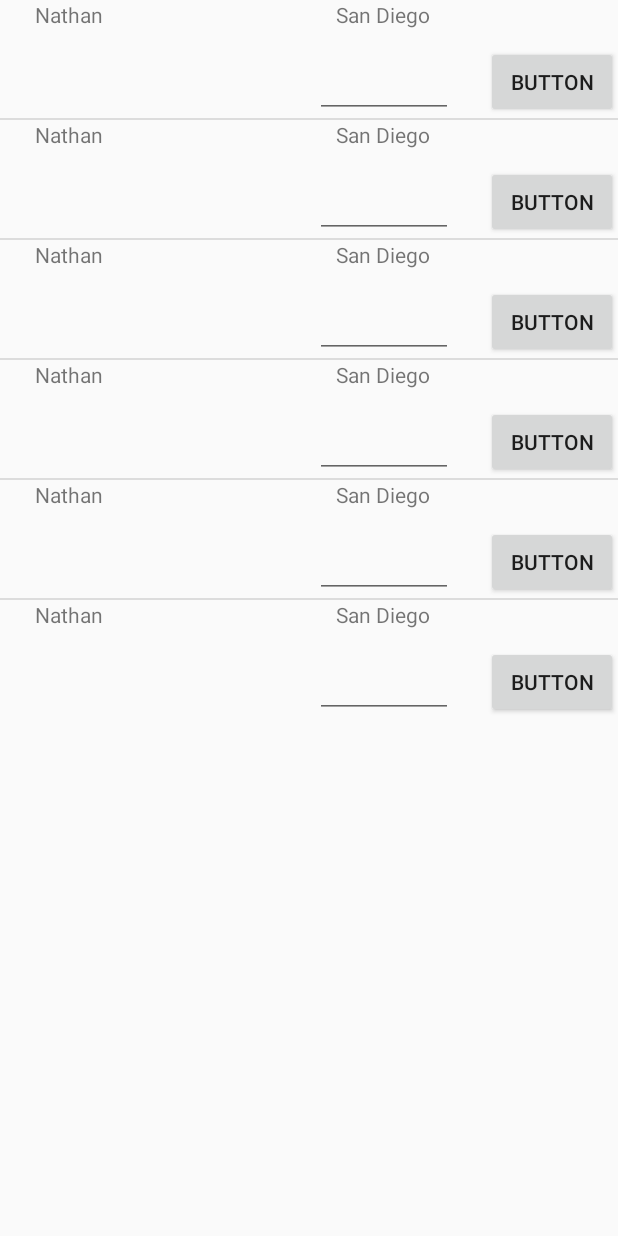
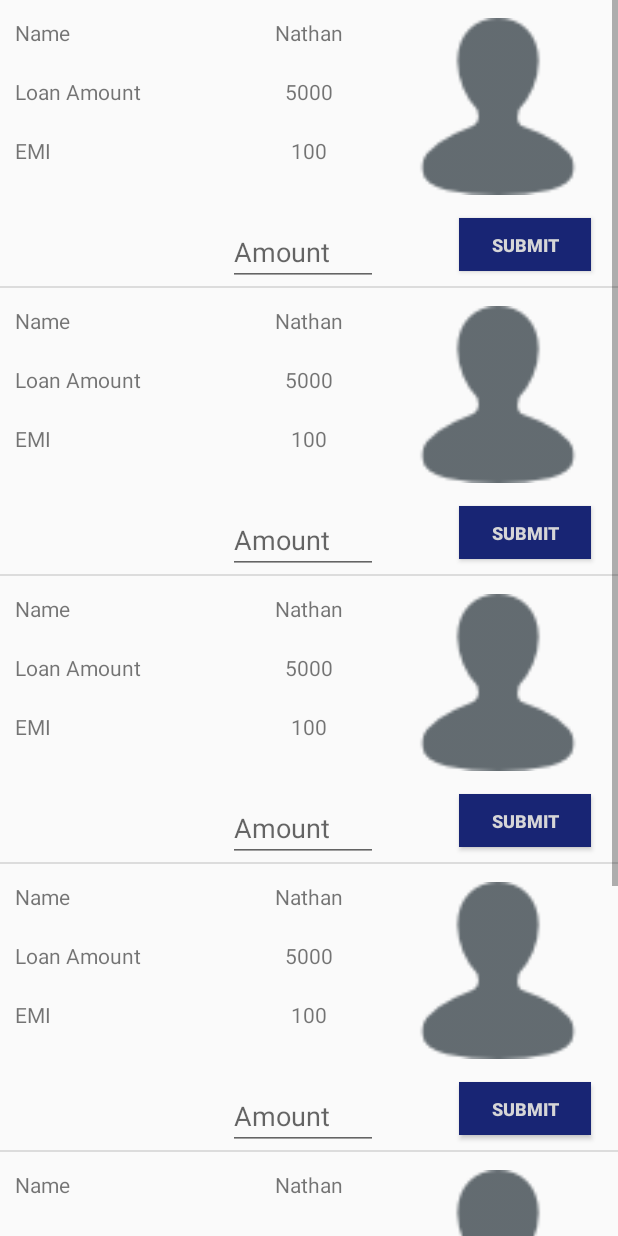
Before and after one commit to DILIPSKUMAR1410/frapp, an Android app: the fragment RepaymentFragment shown on its own in the app's theme, on a phone screen of 412 x 824 dp. Run offline under Robolectric (Android 15) with nearby library versions, the phone set to English and light mode, and no system bars; network calls fail.

Commit message:
temprory repayment done

```diff
--- a/app/src/main/java/com/lytyfy/deviab/RepaymentFragment.java
+++ b/app/src/main/java/com/lytyfy/deviab/RepaymentFragment.java
@@ -29,7 +29,7 @@ public class RepaymentFragment extends ListFragment {
 
 
         for(int l=0; l<=5; l++){
-            User newUser = new User("Nathan", "San Diego");
+            User newUser = new User("Nathan", "5000" ,"100");
             adapter.add(newUser);
         }
 
--- a/app/src/main/java/com/lytyfy/deviab/User.java
+++ b/app/src/main/java/com/lytyfy/deviab/User.java
@@ -6,10 +6,13 @@ package com.lytyfy.deviab;
 
 public class User {
     public String name;
-    public String hometown;
+    public String loanamount;
+    public String emi;
 
-    public User(String name, String hometown) {
+
+    public User(String name,String loanamount, String emi) {
         this.name = name;
-        this.hometown = hometown;
+        this.loanamount = loanamount;
+        this.emi = emi;
     }
 }
--- a/app/src/main/java/com/lytyfy/deviab/UsersAdapter.java
+++ b/app/src/main/java/com/lytyfy/deviab/UsersAdapter.java
@@ -27,11 +27,13 @@ public class UsersAdapter extends ArrayAdapter<User> {
             convertView = LayoutInflater.from(getContext()).inflate(R.layout.item_user, parent, false);
         }
         // Lookup view for data population
-        TextView tvName = (TextView) convertView.findViewById(R.id.tvName);
-        TextView tvHome = (TextView) convertView.findViewById(R.id.tvHome);
+        TextView name = (TextView) convertView.findViewById(R.id.name);
+        TextView loanamount = (TextView) convertView.findViewById(R.id.loanamount);
+        TextView emi = (TextView) convertView.findViewById(R.id.emi);
         // Populate the data into the template view using the data object
-        tvName.setText(user.name);
-        tvHome.setText(user.hometown);
+        name.setText(user.name);
+        loanamount.setText(user.loanamount);
+        emi.setText(user.emi);
         // Return the completed view to render on screen
         return convertView;
     }
--- a/app/src/main/res/layout/activity_home.xml
+++ b/app/src/main/res/layout/activity_home.xml
@@ -1,14 +1,10 @@
 <?xml version="1.0" encoding="utf-8"?>
-<LinearLayout xmlns:android="http://schemas.android.com/apk/res/android"
+<RelativeLayout xmlns:android="http://schemas.android.com/apk/res/android"
     xmlns:app="http://schemas.android.com/apk/res-auto"
     xmlns:tools="http://schemas.android.com/tools"
     android:id="@+id/activity_main"
     android:layout_width="match_parent"
-    android:layout_height="match_parent"
-    android:paddingBottom="@dimen/activity_vertical_margin"
-    android:paddingLeft="@dimen/activity_horizontal_margin"
-    android:paddingRight="@dimen/activity_horizontal_margin"
-    android:paddingTop="@dimen/activity_vertical_margin"
+    android:layout_height="wrap_content"
     tools:context="com.lytyfy.deviab.MainActivity"
     android:weightSum="1"
     android:orientation="vertical"
@@ -19,4 +15,4 @@
         android:layout_width="wrap_content"
         android:layout_height="wrap_content"/>
 
-</LinearLayout>
+</RelativeLayout>
--- a/app/src/main/res/layout/item_user.xml
+++ b/app/src/main/res/layout/item_user.xml
@@ -1,46 +1,112 @@
 <?xml version="1.0" encoding="utf-8"?>
 <RelativeLayout xmlns:android="http://schemas.android.com/apk/res/android"
+    xmlns:app="http://schemas.android.com/apk/res-auto"
     android:layout_width="match_parent"
     android:layout_height="match_parent"
-    android:weightSum="1">
+    android:weightSum="1"
+    android:layout_marginTop="30sp">
+
+
     <TextView
-        android:id="@+id/tvName"
+        android:id="@+id/emi"
+        android:layout_width="92dp"
+        android:layout_height="39dp"
+        android:text="EMI"
+        android:layout_below="@+id/loanamount"
+        android:layout_alignLeft="@+id/loanamount"
+        android:layout_alignStart="@+id/loanamount"
+        android:textAlignment="center" />
+
+    <TextView
+        android:id="@+id/loanamount"
+        android:layout_width="92dp"
+        android:layout_height="39dp"
+        android:text="loanamount"
+        android:textAlignment="center"
+        android:layout_below="@+id/name"
+        android:layout_alignLeft="@+id/name"
+        android:layout_alignStart="@+id/name" />
+
+    <TextView
+        android:text="Name"
+        android:layout_width="wrap_content"
+        android:layout_height="wrap_content"
+        android:layout_alignTop="@+id/name"
+        android:id="@+id/textView"
+        android:layout_alignLeft="@+id/textView2"
+        android:layout_alignStart="@+id/textView2" />
+
+    <TextView
+        android:text="Loan Amount"
+        android:layout_width="wrap_content"
+        android:layout_height="wrap_content"
+        android:layout_below="@+id/name"
+        android:layout_alignParentLeft="true"
+        android:layout_alignParentStart="true"
+        android:layout_marginLeft="10dp"
+        android:layout_marginStart="10dp"
+        android:id="@+id/textView2"
+        android:textAlignment="center" />
+
+    <TextView
+        android:text="EMI"
+        android:layout_width="wrap_content"
+        android:layout_height="wrap_content"
+        android:layout_below="@+id/loanamount"
+        android:layout_alignLeft="@+id/textView2"
+        android:layout_alignStart="@+id/textView2"
+        android:id="@+id/textView4"
+        android:textAlignment="center" />
+
+    <TextView
+        android:id="@+id/name"
         android:layout_width="92dp"
         android:layout_height="39dp"
         android:text="Name"
-        android:textAlignment="center" />
+        android:textAlignment="center"
+        android:layout_marginTop="12dp"
+        android:layout_alignParentTop="true"
+        android:layout_centerHorizontal="true" />
+
+    <ImageView
+        android:layout_width="wrap_content"
+        android:layout_height="wrap_content"
+        app:srcCompat="@mipmap/avatar1"
+        android:id="@+id/imageView"
+        android:layout_alignBottom="@+id/emi"
+        android:layout_alignTop="@+id/name"
+        android:layout_alignParentRight="true"
+        android:layout_alignParentEnd="true"
+        android:layout_toRightOf="@+id/emi"
+        android:layout_toEndOf="@+id/emi" />
+
+    <EditText
+        android:layout_width="wrap_content"
+        android:layout_height="wrap_content"
+        android:inputType="number"
+        android:ems="10"
+        android:id="@+id/editText4"
+        android:hint="Amount"
+        android:width="100dp"
+        android:layout_marginTop="15dp"
+        android:layout_below="@+id/emi"
+        android:layout_toLeftOf="@+id/imageView"
+        android:layout_toStartOf="@+id/imageView" />
 
     <Button
-        android:text="Button"
+        android:text="Submit"
         android:layout_width="wrap_content"
-        android:layout_height="wrap_content"
+        android:layout_height="35sp"
         android:id="@+id/button"
-        android:layout_alignBottom="@+id/editText"
+        android:fontFamily="sans-serif-medium"
+        android:textSize="12sp"
+        android:textStyle="normal|bold"
+        android:background="@color/colorPrimaryDark"
+        android:textColor="@color/material_drawer_dark_primary_text"
+        android:layout_alignTop="@+id/editText4"
         android:layout_alignParentRight="true"
         android:layout_alignParentEnd="true"
-        android:elevation="16dp" />
-
-    <TextView
-        android:id="@+id/tvHome"
-        android:layout_width="92dp"
-        android:layout_height="39dp"
-        android:text="HomeTown"
-        android:layout_alignParentTop="true"
-        android:layout_alignLeft="@+id/editText"
-        android:layout_alignStart="@+id/editText"
-        android:layout_marginLeft="14dp"
-        android:layout_marginStart="14dp" />
-
-    <EditText
-        android:layout_width="92dp"
-        android:layout_height="39dp"
-        android:inputType="number"
-        android:ems="10"
-        android:id="@+id/editText"
-        android:layout_marginRight="22dp"
-        android:layout_marginEnd="22dp"
-        android:layout_below="@+id/tvHome"
-        android:layout_toLeftOf="@+id/button"
-        android:layout_toStartOf="@+id/button" />
+        android:layout_marginRight="18dp"
+        android:layout_marginEnd="18dp" />
 
 </RelativeLayout>
--- a/app/src/main/res/values/colors.xml
+++ b/app/src/main/res/values/colors.xml
@@ -1,6 +1,6 @@
 <?xml version="1.0" encoding="utf-8"?>
 <resources>
     <color name="colorPrimary">#7080d8</color>
-    <color name="colorPrimaryDark">#303F9F</color>
+    <color name="colorPrimaryDark">#182574</color>
     <color name="colorAccent">#FF4081</color>
 </resources>
--- a/build.gradle
+++ b/build.gradle
@@ -5,7 +5,7 @@ buildscript {
         jcenter()
     }
     dependencies {
-        classpath 'com.android.tools.build:gradle:2.2.0'
+        classpath 'com.android.tools.build:gradle:2.2.2'
 
         // NOTE: Do not place your application dependencies here; they belong
         // in the individual module build.gradle files
```
Also changed, not shown: app/src/main/res/mipmap-hdpi/avatar1.png (added), app/src/main/res/mipmap-hdpi/neha.jpg (added).
